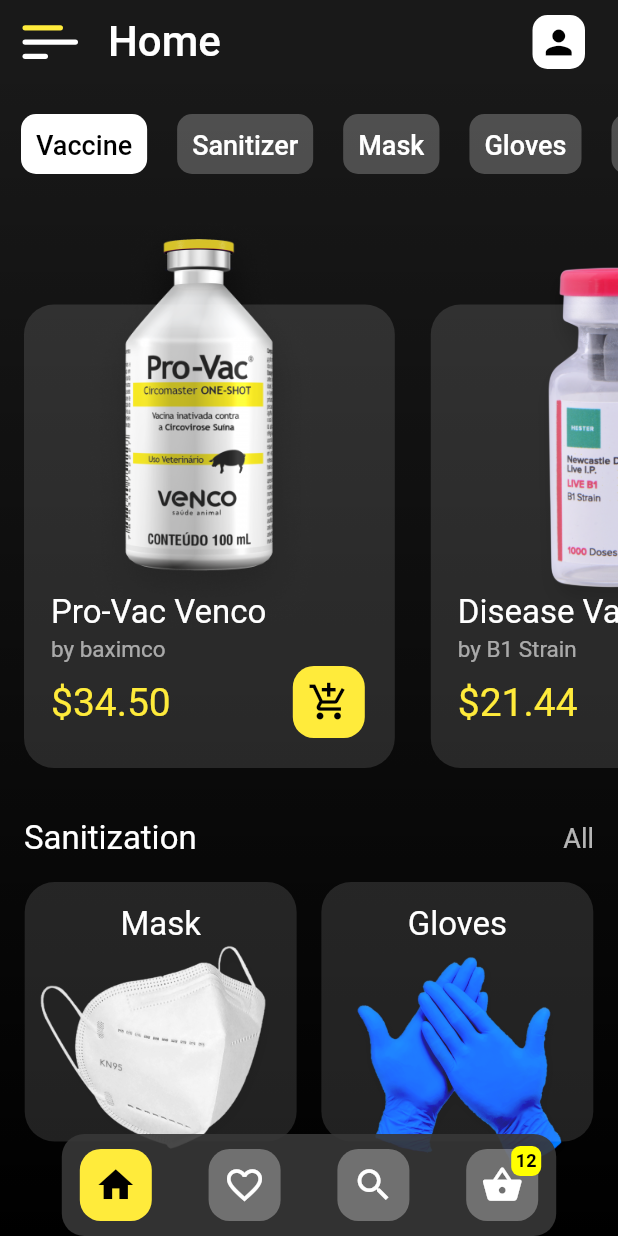
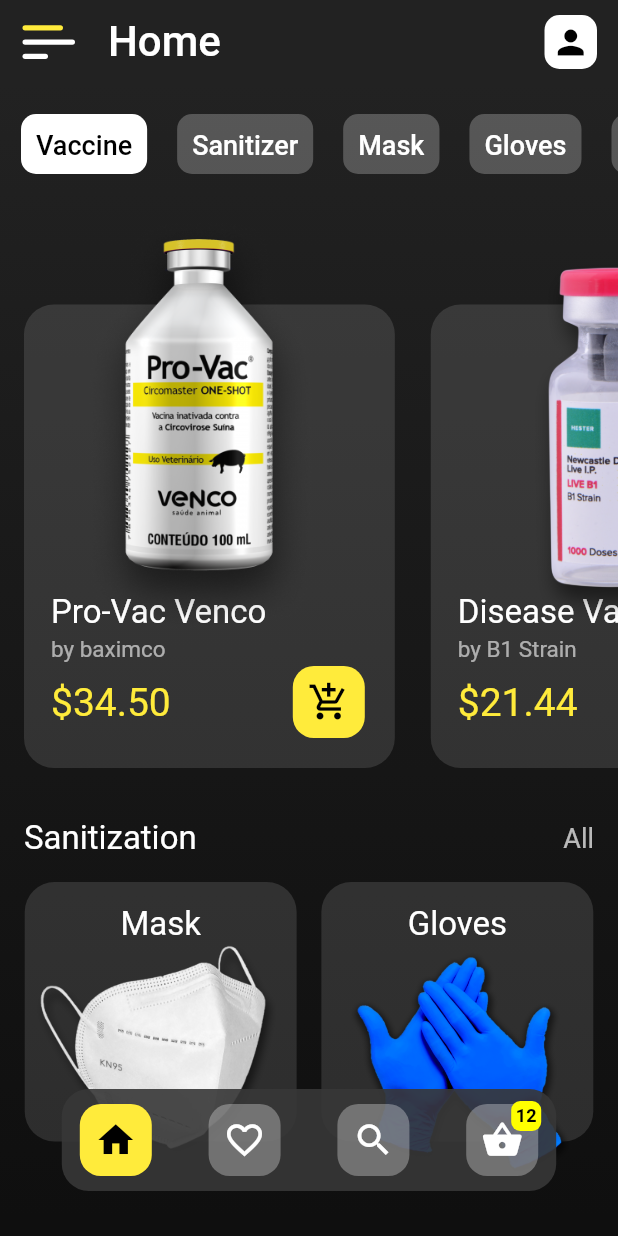
Before and after one commit to kavienanj/flutter-ui-collection, a Flutter app: the screen it shows after launch, on a phone screen of 412 x 824 dp. Run offline on Flutter 3.47's test engine with Material 2 defaults, Android fonts, the phone set to English and light mode, and no system bars.

Commit message:
improved colors and some widgets of week 3 design

```diff
--- a/lib/week_3/main_app.dart
+++ b/lib/week_3/main_app.dart
@@ -47,7 +47,7 @@ class _MainScreenState extends State<MainScreen> {
   Widget build(BuildContext context) {
     return Scaffold(
       appBar: AppBar(
-        backgroundColor: Colors.black.withOpacity(0.9),
+        backgroundColor: Color(0xFF222222),
         elevation: 0,
         leading: MenuIcon(),
         title: Text(
@@ -59,7 +59,7 @@ class _MainScreenState extends State<MainScreen> {
         centerTitle: false,
         actions: [
           Container(
-            margin: const EdgeInsets.symmetric(vertical: 10, horizontal: 22),
+            margin: const EdgeInsets.symmetric(vertical: 10, horizontal: 14),
             decoration: BoxDecoration(
               color: Colors.white,
               borderRadius: BorderRadius.all(Radius.circular(10)),
@@ -81,7 +81,7 @@ class _MainScreenState extends State<MainScreen> {
             width: double.infinity,
             decoration: BoxDecoration(
               gradient: LinearGradient(
-                colors: [Colors.black.withOpacity(0.9), Colors.black],
+                colors: [Color(0xFF222222), Colors.black.withOpacity(0.94)],
                 begin: Alignment.topCenter,
                 end: Alignment.bottomCenter,
               )
@@ -191,6 +191,7 @@ class _MainScreenState extends State<MainScreen> {
             ),
           ),
           SafeArea(
+            minimum: EdgeInsets.only(bottom: 30),
             child: Align(
               alignment: Alignment.bottomCenter,
               child: FloatingBottomNavBar(
--- a/lib/week_3/widgets.dart
+++ b/lib/week_3/widgets.dart
@@ -1,3 +1,5 @@
+import 'dart:ui';
+
 import 'package:flutter/material.dart';
 
 class MenuIcon extends StatelessWidget {
@@ -18,7 +20,7 @@ class MenuIcon extends StatelessWidget {
           ),
         ),
         Container(
-          margin: const EdgeInsets.only(left: 15, right: 4, top: 6),
+          margin: const EdgeInsets.only(left: 15, right: 6, top: 6),
           height: 3.5,
           decoration: BoxDecoration(
             color: Colors.white,
@@ -101,7 +103,7 @@ class FloatingBottomNavBar extends StatelessWidget {
     return Container(
       decoration: BoxDecoration(
         color: Color(0xFF373737).withOpacity(0.9),
-        borderRadius: BorderRadius.circular(15),
+        borderRadius: BorderRadius.circular(18),
       ),
       width: MediaQuery.of(context).size.width*0.8,
       child: Row(
@@ -158,7 +160,7 @@ class TopChip extends StatelessWidget {
   }
 }
 
-class BigItemCard extends StatelessWidget {
+class BigItemCard extends StatefulWidget {
   final String imageUrl;
   final String name;
   final String byUser;
@@ -172,6 +174,13 @@ class BigItemCard extends StatelessWidget {
   }) : super(key: key);
 
   @override
+  _BigItemCardState createState() => _BigItemCardState();
+}
+
+class _BigItemCardState extends State<BigItemCard> {
+  bool _added = false;
+
+  @override
   Widget build(BuildContext context) {
     return Container(
       margin: const EdgeInsets.all(4),
@@ -180,17 +189,6 @@ class BigItemCard extends StatelessWidget {
       child: Stack(
         alignment: Alignment.bottomCenter,
         children: [
-          Align(
-            alignment: Alignment.topCenter,
-            child: Hero(
-              tag: imageUrl,
-              child: Image.asset(
-                imageUrl,
-                fit: BoxFit.fitHeight,
-                height: MediaQuery.of(context).size.width*0.7,
-              ),
-            ),
-          ),
           Container(
             padding: const EdgeInsets.all(18),
             height: MediaQuery.of(context).size.width*0.75,
@@ -205,7 +203,7 @@ class BigItemCard extends StatelessWidget {
               mainAxisSize: MainAxisSize.max,
               children: [
                 Text(
-                  name,
+                  widget.name,
                   style: TextStyle(
                     color: Colors.white,
                     fontSize: 22,
@@ -213,7 +211,7 @@ class BigItemCard extends StatelessWidget {
                 ),
                 SizedBox(height: 3),
                 Text(
-                  byUser,
+                  widget.byUser,
                   style: TextStyle(
                     color: Colors.white60,
                     fontSize: 15,
@@ -224,19 +222,47 @@ class BigItemCard extends StatelessWidget {
                   mainAxisAlignment: MainAxisAlignment.spaceBetween,
                   children: [
                     Text(
-                      price,
+                      widget.price,
                       style: TextStyle(
                         color: Colors.yellow,
                         fontSize: 26,
                       ),
                     ),
-                    TileButton(
+                    GestureDetector(
+                      onTap: () {
+                        final _snackBar = SnackBar(
+                          content: Text(
+                            "${widget.name} ${_added ? "removed from" :"added to"} your cart",
+                            style: TextStyle(
+                              color: Colors.white,
+                              fontSize: 18,
+                            ),
+                          ),
+                        );
+                        Scaffold.of(context).showSnackBar(_snackBar);
+                        setState(() {
+                          _added = !_added;
+                        });
+                      },
+                      child: TileButton(
                         clicked: true,
-                      icon: Icons.add_shopping_cart,
+                        icon: _added ? Icons.remove_shopping_cart :Icons.add_shopping_cart,
+                      ),
                     ),
                   ],
                 ),
               ],
+            ),
+          ),
+          Align(
+            alignment: Alignment.topCenter,
+            child: Hero(
+              tag: widget.imageUrl,
+              child: Image.asset(
+                widget.imageUrl,
+                fit: BoxFit.fitHeight,
+                height: MediaQuery.of(context).size.width*0.7,
+              ),
             ),
           ),
         ],
@@ -263,14 +289,6 @@ class SmallItemCard extends StatelessWidget {
       child: Stack(
         alignment: Alignment.topCenter,
         children: [
-          Align(
-            alignment: Alignment.bottomCenter,
-            child: Image.asset(
-              imageUrl,
-              fit: BoxFit.fitHeight,
-              height: MediaQuery.of(context).size.width*0.43,
-            ),
-          ),
           Container(
             padding: const EdgeInsets.all(15),
             height: MediaQuery.of(context).size.width*0.42,
@@ -294,14 +312,29 @@ class SmallItemCard extends StatelessWidget {
               ],
             ),
           ),
+          Align(
+            alignment: Alignment.bottomCenter,
+            child: Image.asset(
+              imageUrl,
+              fit: BoxFit.fitHeight,
+              height: MediaQuery.of(context).size.width*0.43,
+            ),
+          ),
         ],
       ),
     );
   }
 }
 
-class QuantitySelector extends StatelessWidget {
+class QuantitySelector extends StatefulWidget {
   const QuantitySelector({Key key}) : super(key: key);
+
+  @override
+  _QuantitySelectorState createState() => _QuantitySelectorState();
+}
+
+class _QuantitySelectorState extends State<QuantitySelector> {
+  int _quantity = 1;
 
   @override
   Widget build(BuildContext context) {
@@ -316,7 +349,9 @@ class QuantitySelector extends StatelessWidget {
         crossAxisAlignment: CrossAxisAlignment.center,
         mainAxisAlignment: MainAxisAlignment.spaceBetween,
         children: [
-          Container(
+          GestureDetector(
+            onTap: () => setState(() => _quantity <= 1 ? 1: _quantity--),
+            child: Container(
               width: 50,
               height: 50,
               decoration: BoxDecoration(
@@ -334,12 +369,13 @@ class QuantitySelector extends StatelessWidget {
                 ),
               ),
             ),
+          ),
           Container(
             height: 50,
             width: 50,
             child: Center(
               child: Text(
-                "1",
+                _quantity.toString(),
                 style: TextStyle(
                   color: Colors.white,
                   fontSize: 30,
@@ -347,7 +383,9 @@ class QuantitySelector extends StatelessWidget {
               ),
             ),
           ),
-          Container(
+          GestureDetector(
+            onTap: () => setState(() => _quantity++),
+            child: Container(
               width: 50,
               height: 50,
               decoration: BoxDecoration(
@@ -363,6 +401,7 @@ class QuantitySelector extends StatelessWidget {
                 ),
               ),
             ),
+          ),
         ],
       ),
     );
```
Also changed, not shown: lib/week_3/screens.dart (+13 -3 lines). Lines whose indentation alone changed are shown as unchanged.
